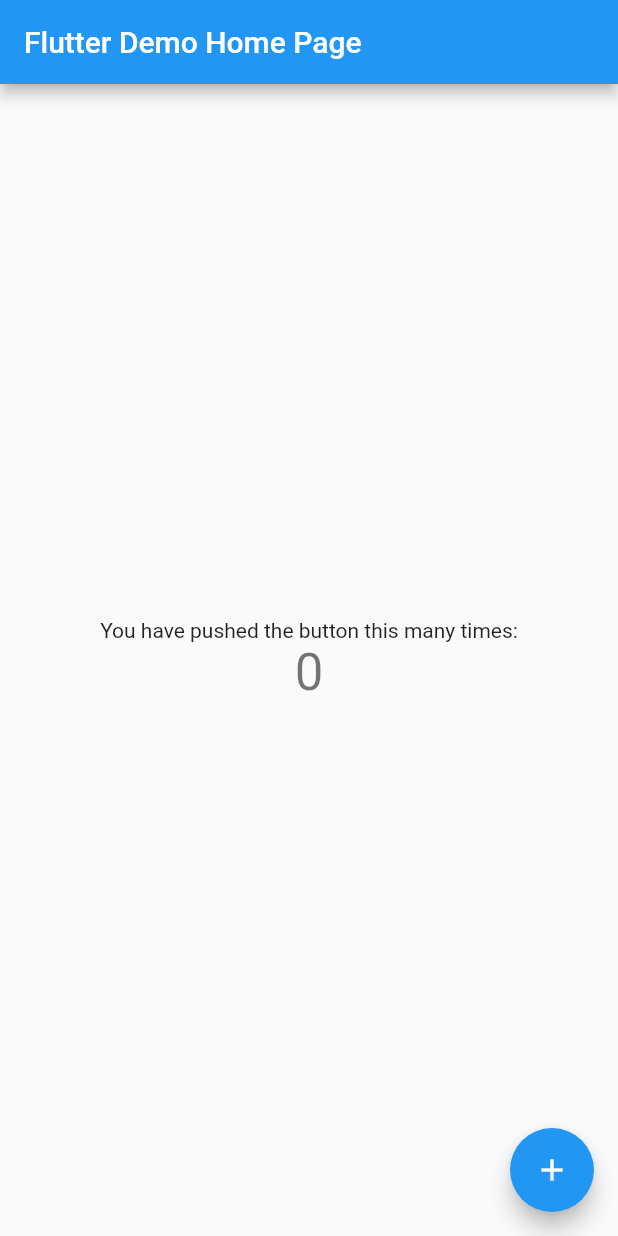
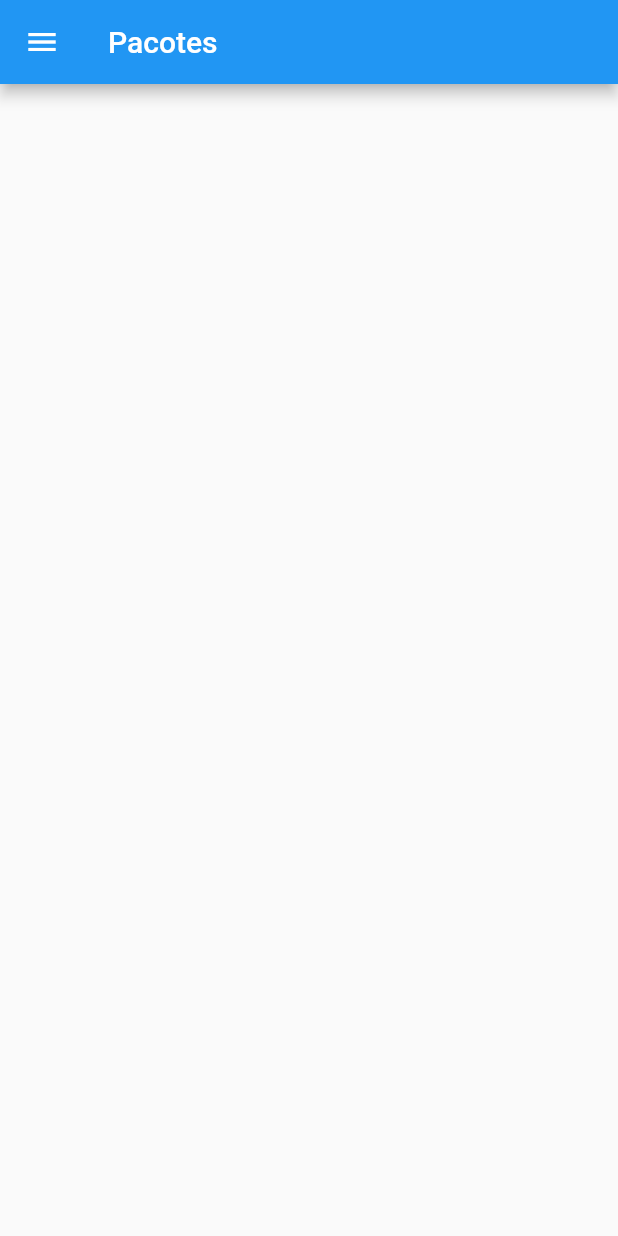
Before and after one commit to juanfernandez13/bootcamp_flutter, a Flutter app: the screen it shows after launch, on a phone screen of 412 x 824 dp. Run offline on Flutter 3.47's test engine with Material 2 defaults, Android fonts, the phone set to English and light mode, and no system bars; our stand-ins replace convert, dio, flutter_dotenv, font_awesome_flutter, google_fonts, hive and 4 more; missing offline and left inert: dart:ffi; accounts and stored records are empty.

Commit message:
iniciando modulo 6

```diff
--- a/Modulo_6/pacotes/lib/main.dart
+++ b/Modulo_6/pacotes/lib/main.dart
@@ -1,4 +1,5 @@
 import 'package:flutter/material.dart';
+import 'package:pacotes/pages/HomePage.dart';
 
 void main() {
   runApp(const MyApp());
@@ -7,109 +8,10 @@ void main() {
 class MyApp extends StatelessWidget {
   const MyApp({super.key});
 
-  // This widget is the root of your application.
   @override
   Widget build(BuildContext context) {
     return MaterialApp(
-      title: 'Flutter Demo',
-      theme: ThemeData(
-        // This is the theme of your application.
-        //
-        // Try running your application with "flutter run". You'll see the
-        // application has a blue toolbar. Then, without quitting the app, try
-        // changing the primarySwatch below to Colors.green and then invoke
-        // "hot reload" (press "r" in the console where you ran "flutter run",
-        // or simply save your changes to "hot reload" in a Flutter IDE).
-        // Notice that the counter didn't reset back to zero; the application
-        // is not restarted.
-        primarySwatch: Colors.blue,
-      ),
-      home: const MyHomePage(title: 'Flutter Demo Home Page'),
+      home: const HomePage(),
     );
   }
 }
-
-class MyHomePage extends StatefulWidget {
-  const MyHomePage({super.key, required this.title});
-
-  // This widget is the home page of your application. It is stateful, meaning
-  // that it has a State object (defined below) that contains fields that affect
-  // how it looks.
-
-  // This class is the configuration for the state. It holds the values (in this
-  // case the title) provided by the parent (in this case the App widget) and
-  // used by the build method of the State. Fields in a Widget subclass are
-  // always marked "final".
-
-  final String title;
-
-  @override
-  State<MyHomePage> createState() => _MyHomePageState();
-}
-
-class _MyHomePageState extends State<MyHomePage> {
-  int _counter = 0;
-
-  void _incrementCounter() {
-    setState(() {
-      // This call to setState tells the Flutter framework that something has
-      // changed in this State, which causes it to rerun the build method below
-      // so that the display can reflect the updated values. If we changed
-      // _counter without calling setState(), then the build method would not be
-      // called again, and so nothing would appear to happen.
-      _counter++;
-    });
-  }
-
-  @override
-  Widget build(BuildContext context) {
-    // This method is rerun every time setState is called, for instance as done
-    // by the _incrementCounter method above.
-    //
-    // The Flutter framework has been optimized to make rerunning build methods
-    // fast, so that you can just rebuild anything that needs updating rather
-    // than having to individually change instances of widgets.
-    return Scaffold(
-      appBar: AppBar(
-        // Here we take the value from the MyHomePage object that was created by
-        // the App.build method, and use it to set our appbar title.
-        title: Text(widget.title),
-      ),
-      body: Center(
-        // Center is a layout widget. It takes a single child and positions it
-        // in the middle of the parent.
-        child: Column(
-          // Column is also a layout widget. It takes a list of children and
-          // arranges them vertically. By default, it sizes itself to fit its
-          // children horizontally, and tries to be as tall as its parent.
-          //
-          // Invoke "debug painting" (press "p" in the console, choose the
-          // "Toggle Debug Paint" action from the Flutter Inspector in Android
-          // Studio, or the "Toggle Debug Paint" command in Visual Studio Code)
-          // to see the wireframe for each widget.
-          //
-          // Column has various properties to control how it sizes itself and
-          // how it positions its children. Here we use mainAxisAlignment to
-          // center the children vertically; the main axis here is the vertical
-          // axis because Columns are vertical (the cross axis would be
-          // horizontal).
-          mainAxisAlignment: MainAxisAlignment.center,
-          children: <Widget>[
-            const Text(
-              'You have pushed the button this many times:',
-            ),
-            Text(
-              '$_counter',
-              style: Theme.of(context).textTheme.headlineMedium,
-            ),
-          ],
-        ),
-      ),
-      floatingActionButton: FloatingActionButton(
-        onPressed: _incrementCounter,
-        tooltip: 'Increment',
-        child: const Icon(Icons.add),
-      ), // This trailing comma makes auto-formatting nicer for build methods.
-    );
-  }
-}
--- /dev/null
+++ b/Modulo_6/pacotes/lib/pages/HomePage.dart
@@ -0,0 +1,29 @@
+import 'package:flutter/material.dart';
+import 'package:flutter/src/widgets/framework.dart';
+import 'package:flutter/src/widgets/placeholder.dart';
+import 'package:pacotes/shared/widgets/custon_drawer.dart';
+
+class HomePage extends StatefulWidget {
+  const HomePage({super.key});
+
+  @override
+  State<HomePage> createState() => _HomePageState();
+}
+
+class _HomePageState extends State<HomePage> {
+  @override
+  Widget build(BuildContext context) {
+    return SafeArea(
+        child: Scaffold(
+          drawer: CustonDrawer(),
+      appBar: AppBar(
+        title: const Text("Pacotes"),
+      ),
+      body: Column(
+        children: [
+
+        ],
+      ),
+    ));
+  }
+}
--- a/Modulo_6/pacotes/pubspec.yaml
+++ b/Modulo_6/pacotes/pubspec.yaml
@@ -59,8 +59,8 @@ flutter:
   uses-material-design: true
 
   # To add assets to your application, add an assets section, like this:
-  # assets:
-  #   - images/a_dot_burr.jpeg
+assets:
+  - lib/assets/icons/
   #   - images/a_dot_ham.jpeg
 
   # An image asset can refer to one or more resolution-specific "variants", see
```
Also changed, not shown: Modulo_6/pacotes/lib/shared/widgets/custon_drawer.dart (added, +33 -0 lines), Modulo_6/pacotes/lib/assets/icons/pacote.png (added).
